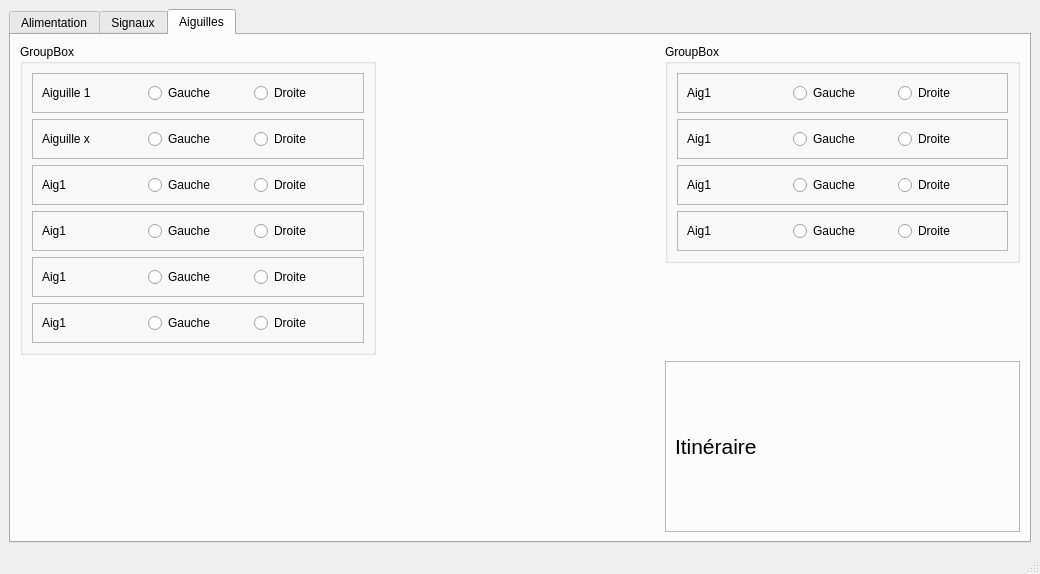
Elfix3/TCO, file ui/control.ui: the form before one commit.
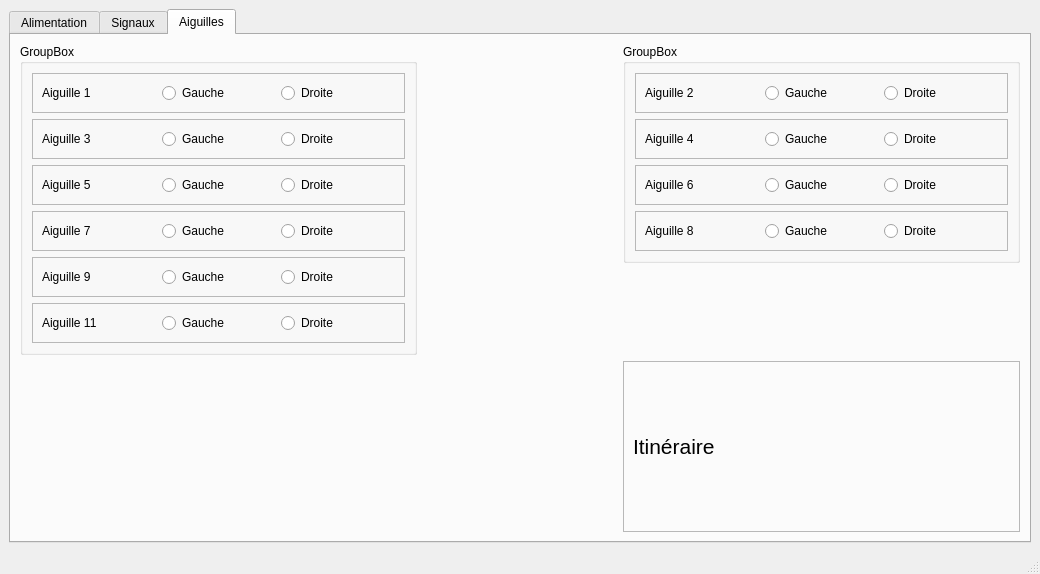
The form after the commit. The open tabs and pages were chosen to show the change.

Commit message: aiguille popup improved. See if we can remove he sendCommandAiguille from maquette handler

What changed in the file:
```diff
--- a/ui/control.ui
+++ b/ui/control.ui
@@ -2767,7 +2767,7 @@
               <item>
                <widget class="QLabel" name="label_48">
                 <property name="text">
-                 <string>Aiguille x</string>
+                 <string>Aiguille 3</string>
                 </property>
                </widget>
               </item>
@@ -2800,7 +2800,7 @@
               <item>
                <widget class="QLabel" name="label_5">
                 <property name="text">
-                 <string>Aig1</string>
+                 <string>Aiguille 5</string>
                 </property>
                </widget>
               </item>
@@ -2833,7 +2833,7 @@
               <item>
                <widget class="QLabel" name="label_6">
                 <property name="text">
-                 <string>Aig1</string>
+                 <string>Aiguille 7</string>
                 </property>
                </widget>
               </item>
@@ -2866,7 +2866,7 @@
               <item>
                <widget class="QLabel" name="label_47">
                 <property name="text">
-                 <string>Aig1</string>
+                 <string>Aiguille 9</string>
                 </property>
                </widget>
               </item>
@@ -2899,7 +2899,7 @@
               <item>
                <widget class="QLabel" name="label_45">
                 <property name="text">
-                 <string>Aig1</string>
+                 <string>Aiguille 11</string>
                 </property>
                </widget>
               </item>
@@ -2941,7 +2941,7 @@
               <item>
                <widget class="QLabel" name="label_44">
                 <property name="text">
-                 <string>Aig1</string>
+                 <string>Aiguille 2</string>
                 </property>
                </widget>
               </item>
@@ -2974,7 +2974,7 @@
               <item>
                <widget class="QLabel" name="label_38">
                 <property name="text">
-                 <string>Aig1</string>
+                 <string>Aiguille 4</string>
                 </property>
                </widget>
               </item>
@@ -3007,7 +3007,7 @@
               <item>
                <widget class="QLabel" name="label_46">
                 <property name="text">
-                 <string>Aig1</string>
+                 <string>Aiguille 6</string>
                 </property>
                </widget>
               </item>
@@ -3040,7 +3040,7 @@
               <item>
                <widget class="QLabel" name="label_37">
                 <property name="text">
-                 <string>Aig1</string>
+                 <string>Aiguille 8</string>
                 </property>
                </widget>
               </item>
@@ -3074,7 +3074,7 @@
           </property>
           <property name="sizeHint" stdset="0">
            <size>
-            <width>283</width>
+            <width>200</width>
             <height>20</height>
            </size>
           </property>
```
Left out of the diff: 22 changed lines with no effect on the pictures. The commit also changes 9 other files.
